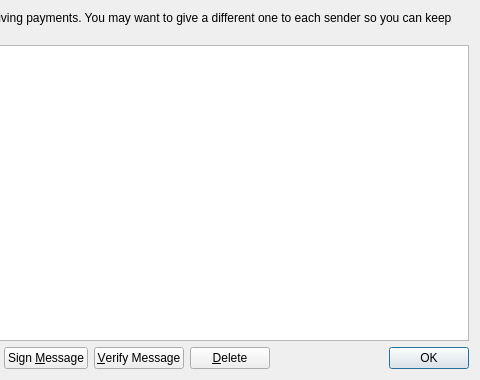
The window that src/qt/forms/addressbookpage.ui (Crestington/Test7) describes before a commit, drawn with Qt 5; both pictures show x 280 to 760 and y 0 to 380 of the 760 by 380 pixel window.
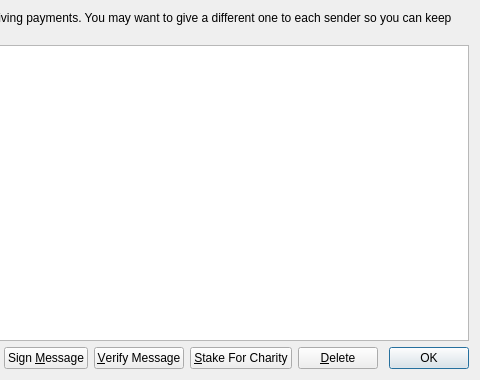
The same window after the commit. Icons and pictures are not drawn.

```diff
--- a/src/qt/forms/addressbookpage.ui
+++ b/src/qt/forms/addressbookpage.ui
@@ -124,6 +124,20 @@
        </property>
       </widget>
      </item>
+     <item>
+      <widget class="QPushButton" name="stakeForCharityPushButton">
+       <property name="toolTip">
+        <string>Send a percentage of stake to a specified ColossusCoin2 address</string>
+       </property>
+       <property name="text">
+        <string>&amp;Stake For Charity</string>
+       </property>
+       <property name="icon">
+        <iconset resource="../bitcoin.qrc">
+         <normaloff>:/icons/send</normaloff>:/icons/send</iconset>
+       </property>
+      </widget>
+     </item>
      <item>
       <widget class="QPushButton" name="deleteButton">
        <property name="toolTip">
```
